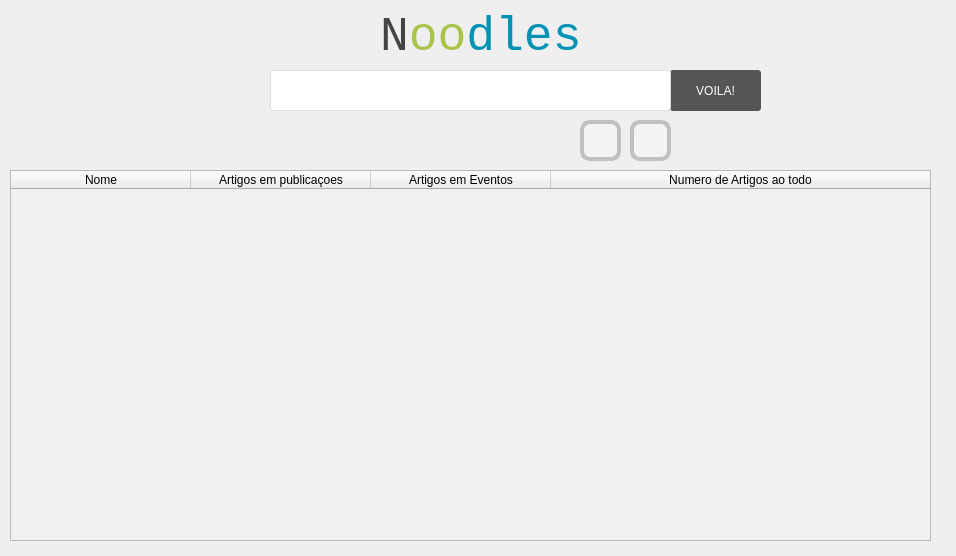
This is indexador/indexador/mainwindow.ui in EduardoVernier/trabFinalCPD as Qt 5 draws it before an edit. The edited form follows.
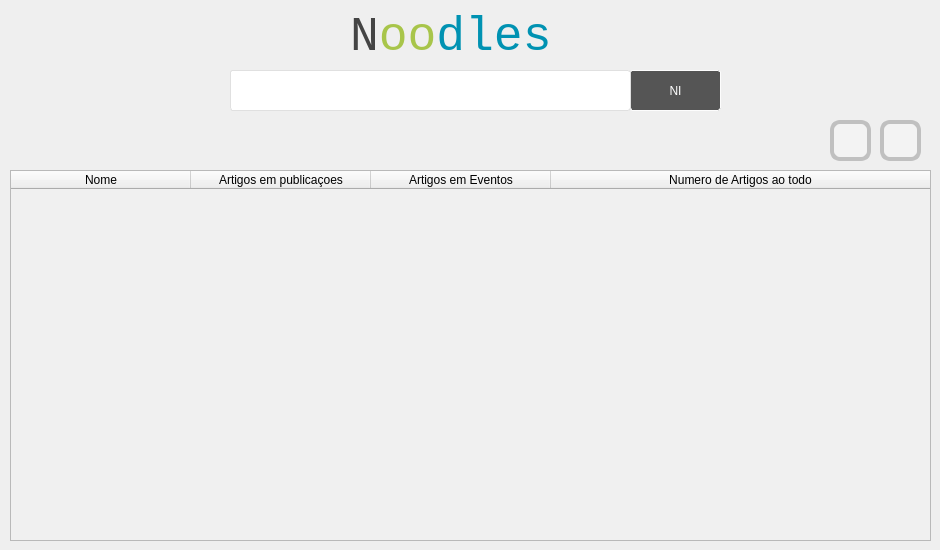
This is the edited form. Icons and pictures are not drawn.

```diff
--- a/indexador/indexador/mainwindow.ui
+++ b/indexador/indexador/mainwindow.ui
@@ -6,10 +6,22 @@
    <rect>
     <x>0</x>
     <y>0</y>
-    <width>956</width>
-    <height>556</height>
+    <width>940</width>
+    <height>550</height>
    </rect>
   </property>
+  <property name="minimumSize">
+   <size>
+    <width>940</width>
+    <height>550</height>
+   </size>
+  </property>
+  <property name="maximumSize">
+   <size>
+    <width>940</width>
+    <height>550</height>
+   </size>
+  </property>
   <property name="windowTitle">
    <string>MainWindow</string>
   </property>
@@ -95,7 +107,7 @@
    <widget class="QPushButton" name="searchButton">
     <property name="geometry">
      <rect>
-      <x>670</x>
+      <x>630</x>
       <y>70</y>
       <width>91</width>
       <height>41</height>
@@ -106,6 +118,7 @@
 	outline: none;
     background: #555555;
 	color: #ffffff;
+	border: 1px solid #fdfdfd;
 	border-radius: 3px;
  }
  QPushButton#searchButton:pressed {
@@ -114,13 +127,13 @@
  }</string>
     </property>
     <property name="text">
-     <string>VOILA!</string>
+     <string>NI</string>
     </property>
    </widget>
    <widget class="QPushButton" name="descAlfa">
     <property name="geometry">
      <rect>
-      <x>580</x>
+      <x>830</x>
       <y>120</y>
       <width>41</width>
       <height>41</height>
@@ -152,7 +165,7 @@
    <widget class="QLabel" name="Logo">
     <property name="geometry">
      <rect>
-      <x>380</x>
+      <x>350</x>
       <y>10</y>
       <width>201</width>
       <height>51</height>
@@ -177,7 +190,7 @@
    <widget class="QLineEdit" name="searchBar">
     <property name="geometry">
      <rect>
-      <x>270</x>
+      <x>230</x>
       <y>70</y>
       <width>401</width>
       <height>41</height>
@@ -193,7 +206,7 @@
    <widget class="QPushButton" name="ascAlfa">
     <property name="geometry">
      <rect>
-      <x>630</x>
+      <x>880</x>
       <y>120</y>
       <width>41</width>
       <height>41</height>
```
Left out of the diff: 2 changed lines with no effect on the pictures.
